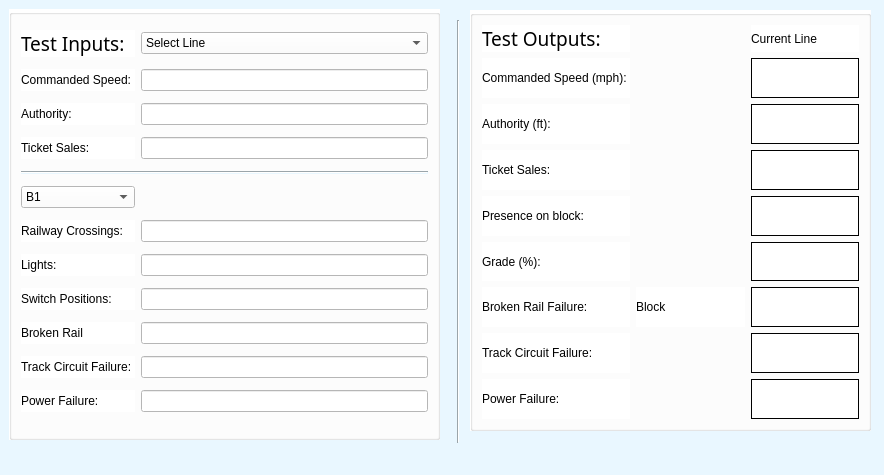
First picture: the form in Track Model/testbench_trackmodel.ui, repository asmithie13/ECE-1140, before the edit.
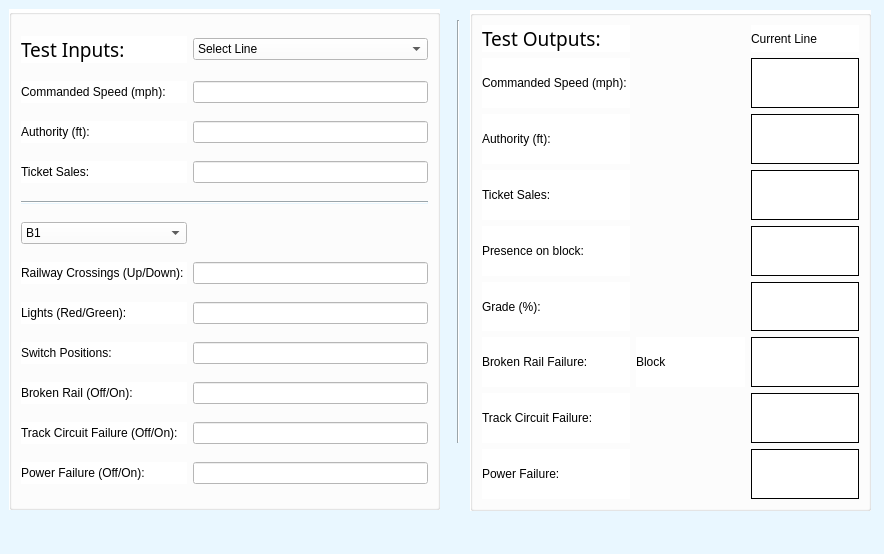
Second picture: the form after the edit.

```diff
--- a/Track Model/testbench_trackmodel.ui
+++ b/Track Model/testbench_trackmodel.ui
@@ -7,7 +7,7 @@
     <x>0</x>
     <y>0</y>
     <width>884</width>
-    <height>475</height>
+    <height>554</height>
    </rect>
   </property>
   <property name="windowTitle">
@@ -26,7 +26,7 @@
       <x>9</x>
       <y>9</y>
       <width>431</width>
-      <height>431</height>
+      <height>501</height>
      </rect>
     </property>
     <property name="styleSheet">
@@ -90,7 +90,7 @@
 </string>
        </property>
        <property name="text">
-        <string>Commanded Speed: </string>
+        <string>Commanded Speed (mph): </string>
        </property>
       </widget>
      </item>
@@ -111,7 +111,7 @@
 </string>
        </property>
        <property name="text">
-        <string>Authority:</string>
+        <string>Authority (ft):</string>
        </property>
       </widget>
      </item>
@@ -244,7 +244,7 @@
 </string>
        </property>
        <property name="text">
-        <string>Railway Crossings: </string>
+        <string>Railway Crossings (Up/Down): </string>
        </property>
       </widget>
      </item>
@@ -265,7 +265,7 @@
 </string>
        </property>
        <property name="text">
-        <string>Lights:</string>
+        <string>Lights (Red/Green):</string>
        </property>
       </widget>
      </item>
@@ -307,7 +307,7 @@
 </string>
        </property>
        <property name="text">
-        <string>Broken Rail</string>
+        <string>Broken Rail (Off/On):</string>
        </property>
       </widget>
      </item>
@@ -328,7 +328,7 @@
 </string>
        </property>
        <property name="text">
-        <string>Track Circuit Failure: </string>
+        <string>Track Circuit Failure (Off/On): </string>
        </property>
       </widget>
      </item>
@@ -349,7 +349,7 @@
 </string>
        </property>
        <property name="text">
-        <string>Power Failure:</string>
+        <string>Power Failure (Off/On):</string>
        </property>
       </widget>
      </item>
@@ -370,7 +370,7 @@
       <x>470</x>
       <y>10</y>
       <width>401</width>
-      <height>421</height>
+      <height>501</height>
      </rect>
     </property>
     <property name="styleSheet">
```
